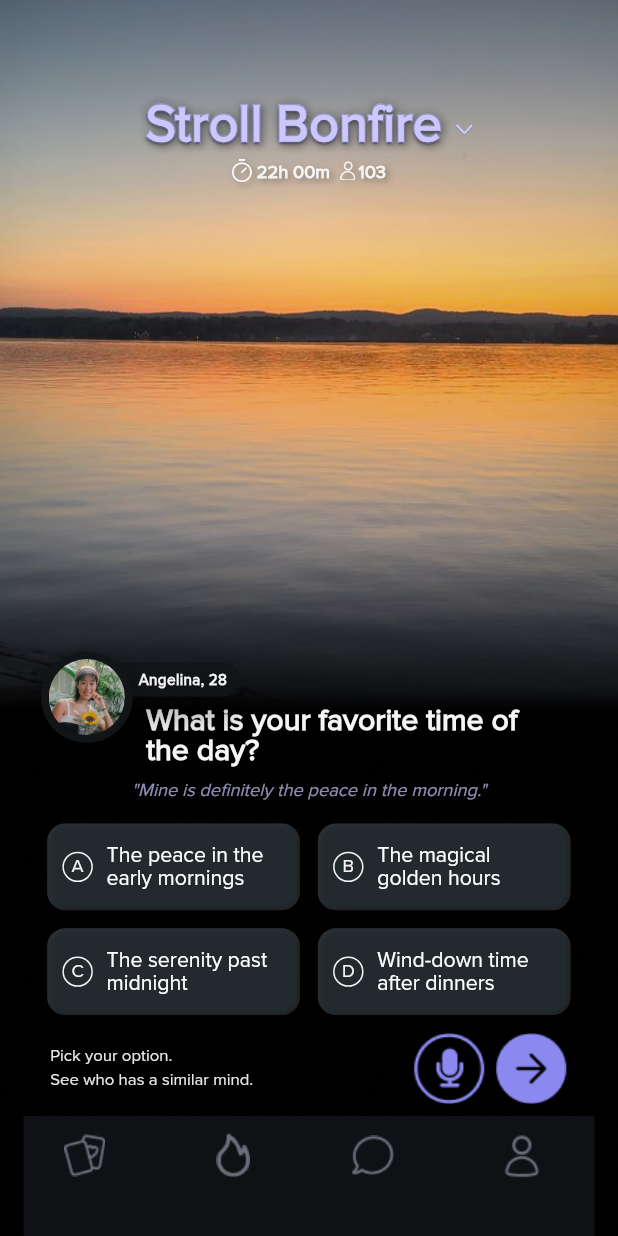
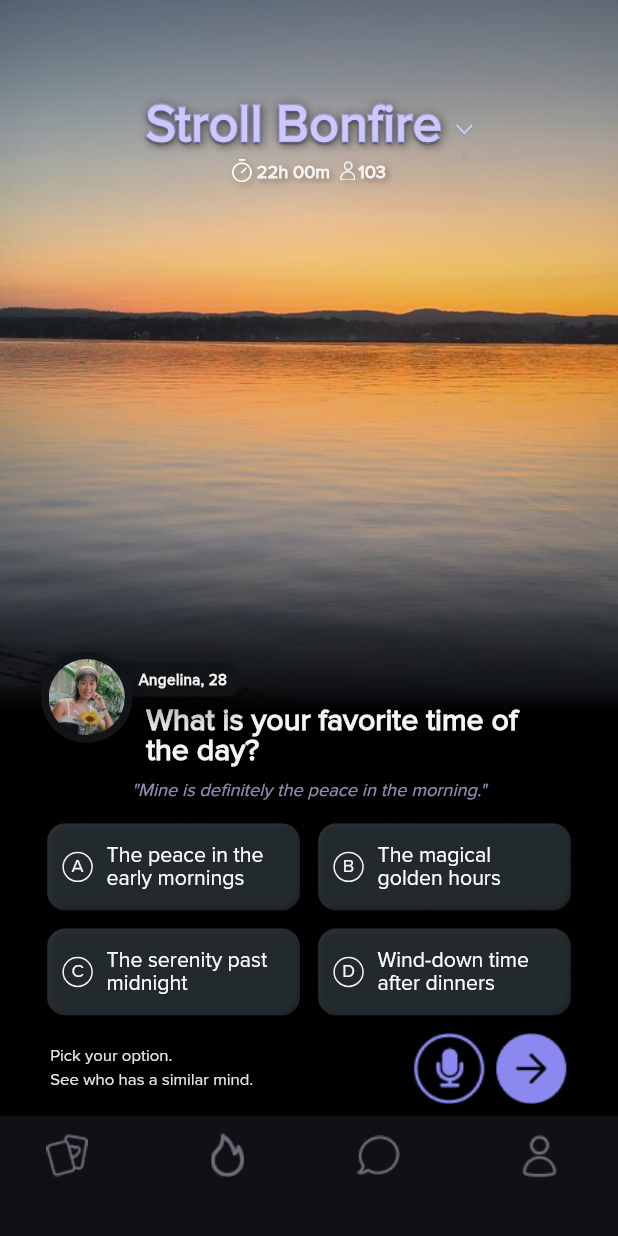
Before and after one commit to am4lj5ph/stroll-interview, a Flutter app: the screen it shows after launch, on a phone screen of 412 x 824 dp. Run offline on Flutter 3.47's test engine with Material 3 defaults, Android fonts, the phone set to English and light mode, and no system bars; drawn by our look-alikes of simple_shadow; our stand-ins replace flutter_inset_box_shadow.

```diff
--- a/lib/screens/home.dart
+++ b/lib/screens/home.dart
@@ -362,7 +362,7 @@ _bottomnNavigationBar() {
     child: Container(
       color: const Color(0xFF0F1115),
       height: 79.responsive,
-      width: 375.responsive,
+      width: double.infinity,
       child: Column(
         children: [
           SizedBox(
--- a/lib/widgets/app_radio_button.dart
+++ b/lib/widgets/app_radio_button.dart
@@ -27,8 +27,9 @@ class _AppRadioButtonState extends State<AppRadioButton> {
       width: 344.responsive,
       height: 126.responsive,
       child: Wrap(
-        spacing: 12,
-        runSpacing: 12,
+        spacing: MediaQuery.of(context).size.height < 900 ? 12.responsive : 12,
+        runSpacing:
+            MediaQuery.of(context).size.height < 900 ? 12.responsive : 12,
         children: widget.options.entries.map((e) {
           bool isSelected = e.key == selectedOption;
           return InkWell(
```
Also changed, not shown: 3 other files.
